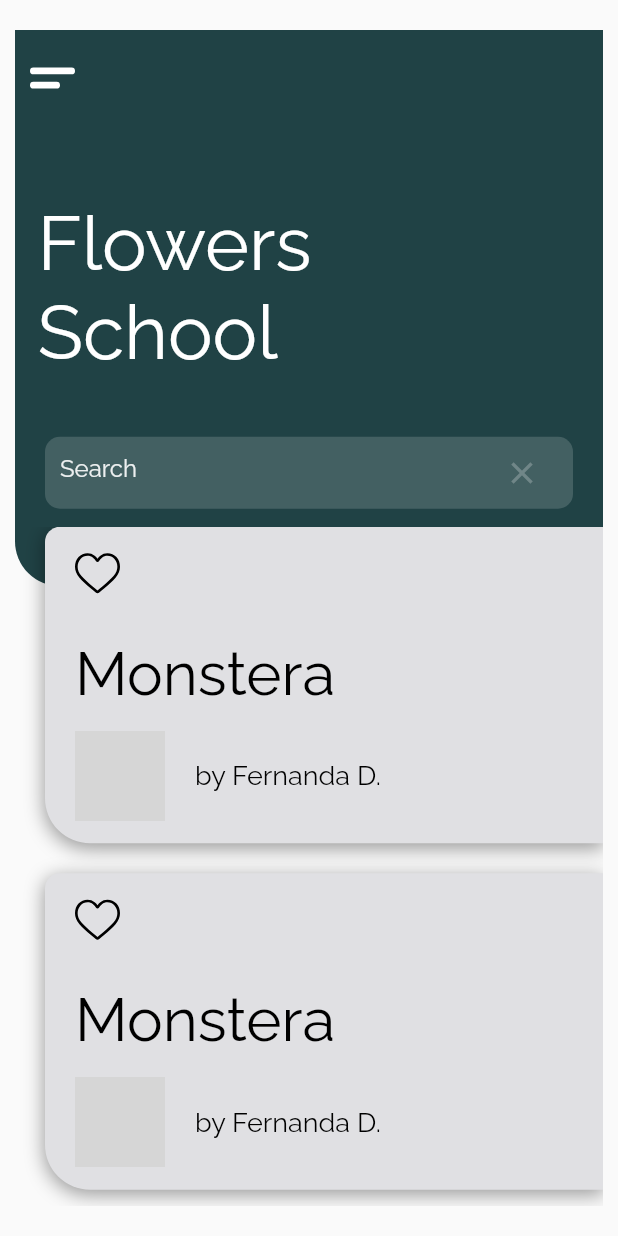
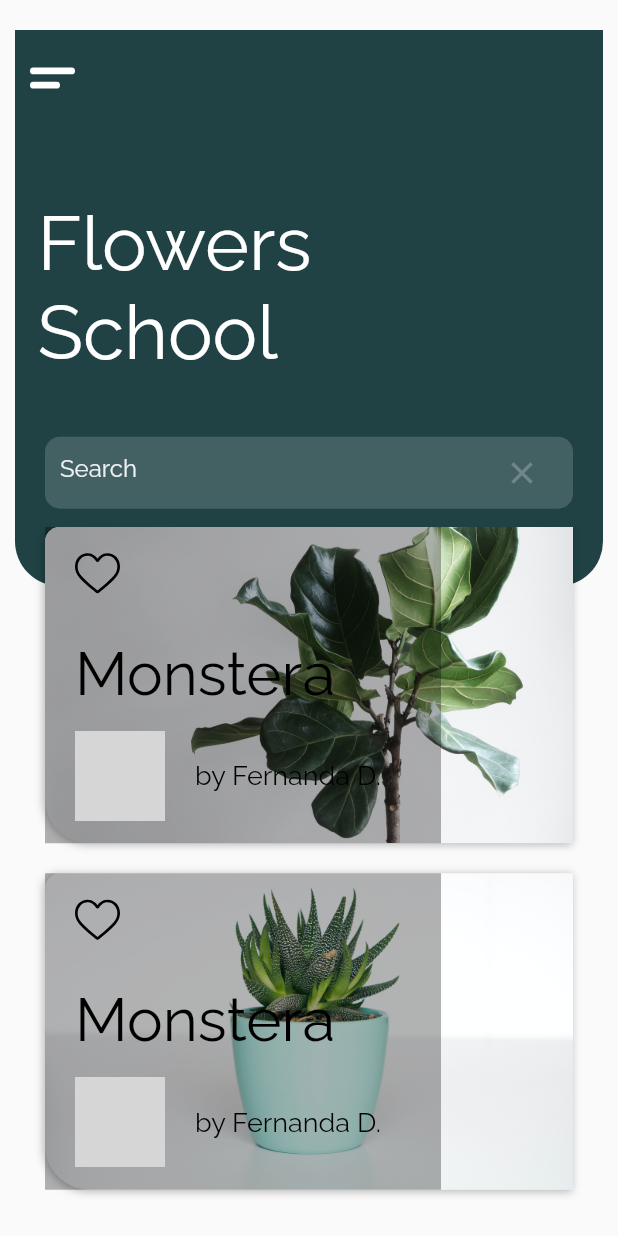
Before and after one commit to fernandasdias/ui_flutter, a Flutter app: the screen it shows after launch, on a phone screen of 412 x 824 dp. Run offline on Flutter 3.47's test engine with Material 2 defaults, Android fonts, the phone set to English and light mode, and no system bars; our stand-ins replace flutter_svg, google_fonts; network calls fail; grey boxes are pictures that could not be loaded.

Commit message:
Work in progress

```diff
--- a/lib/main.dart
+++ b/lib/main.dart
@@ -1,3 +1,4 @@
+import 'dart:io';
 import 'dart:math';
 
 import 'package:flutter/material.dart';
@@ -103,15 +104,31 @@ class _MyHomePageState extends State<MyHomePage> {
                         child: Padding(
                       padding: const EdgeInsets.only(top: 12),
                       child: ListView(children: [
-                        CardWidget(totalWidth: totalWidth),
-                        CardWidget(totalWidth: totalWidth),
-                        CardWidget(totalWidth: totalWidth),
-                        CardWidget(totalWidth: totalWidth),
+                        CardWidget(
+                          totalWidth: totalWidth,
+                          image: 'assets/plant1.jpg',
+                        ),
+                        CardWidget(
+                          totalWidth: totalWidth,
+                          image: 'assets/plant2.jpg',
+                        ),
+                        CardWidget(
+                          totalWidth: totalWidth,
+                          image: 'assets/plants3.jpg',
+                        ),
+                        CardWidget(
+                          totalWidth: totalWidth,
+                          image: 'assets/plants4.jpg',
+                        ),
                       ]),
                     )),
                   ],
                 ),
               ),
+//Photo by <a href="https://unsplash.com/@yaanapi?utm_source=unsplash&utm_medium=referral&utm_content=creditCopyText">Yanapi Senaud</a> on <a href="https://unsplash.com/s/photos/coffee?utm_source=unsplash&utm_medium=referral&utm_content=creditCopyText">Unsplash</a>
+//Photo by <a href="https://unsplash.com/@nate_dumlao?utm_source=unsplash&utm_medium=referral&utm_content=creditCopyText">Nathan Dumlao</a> on <a href="https://unsplash.com/s/photos/coffee?utm_source=unsplash&utm_medium=referral&utm_content=creditCopyText">Unsplash</a>
+//Photo by <a href="https://unsplash.com/@ohmky2540?utm_source=unsplash&utm_medium=referral&utm_content=creditCopyText">Ohmky</a> on <a href="https://unsplash.com/s/photos/coffee?utm_source=unsplash&utm_medium=referral&utm_content=creditCopyText">Unsplash</a>
+//Photo by <a href="https://unsplash.com/@mjsleeper?utm_source=unsplash&utm_medium=referral&utm_content=creditCopyText">Matthew Sleeper</a> on <a href="https://unsplash.com/s/photos/coffee?utm_source=unsplash&utm_medium=referral&utm_content=creditCopyText">Unsplash</a>
 
               // Container(
               //   padding: EdgeInsets.only(top: cardPosition, left: 20),
@@ -153,26 +170,39 @@ class CardWidget extends StatelessWidget {
   const CardWidget({
     Key? key,
     required this.totalWidth,
+    required this.image,
   }) : super(key: key);
   final double totalWidth;
+  final String image;
   @override
   Widget build(BuildContext context) {
     return Container(
       width: totalWidth,
-      margin: EdgeInsets.only(left: 20, bottom: 20),
-      // color: Colors.black12,
+      margin: EdgeInsets.only(left: 20, right: 20, bottom: 20),
       decoration: BoxDecoration(
+          image: DecorationImage(
+            alignment: Alignment.centerRight,
+            image: AssetImage(image),
+            fit: BoxFit.cover,
+          ),
+          // image: DecorationImage(image: FileImage(File(image))),
           color: Styles.cardBackgroundColor,
           boxShadow: [
             BoxShadow(
-              color: Colors.black38,
-              offset: Offset(0, 3),
-              blurRadius: 10,
-              spreadRadius: 0.3,
+              color: Colors.black26,
+              offset: Offset(-1, 1),
+              blurRadius: 4,
+              spreadRadius: 0,
             )
           ],
           borderRadius: BorderRadius.only(
               topLeft: Radius.circular(10), bottomLeft: Radius.circular(30))),
+      child: Row(
+        children: [
+          Expanded(
+            flex: 3,
+            child: Container(
+              color: Colors.black26.withOpacity(0.3),
               child: Column(
                 children: [
                   Container(
@@ -193,7 +223,8 @@ class CardWidget extends StatelessWidget {
                     ),
                   ),
                   Container(
-            margin: EdgeInsets.only(left: 20, top: 15, bottom: 15, right: 0),
+                    margin: EdgeInsets.only(
+                        left: 20, top: 15, bottom: 15, right: 0),
                     alignment: Alignment.centerLeft,
                     // width: 60,
                     // decoration:
@@ -222,6 +253,24 @@ class CardWidget extends StatelessWidget {
                   )
                 ],
               ),
+            ),
+          ),
+          Expanded(
+            flex: 1,
+            child: Container(
+              decoration: BoxDecoration(
+                image: DecorationImage(
+                  alignment: Alignment.centerRight,
+                  image: AssetImage(image),
+                  fit: BoxFit.cover,
+                ),
+              ),
+              // color: Colors.amber,
+              // child: Text('fernanda'),
+            ),
+          ),
+        ],
+      ),
     );
   }
 }
--- a/lib/widgets/search_field.dart
+++ b/lib/widgets/search_field.dart
@@ -2,14 +2,20 @@ import 'package:flutter/material.dart';
 
 import '../styles.dart';
 
-class SearchFieldWidget extends StatelessWidget {
+class SearchFieldWidget extends StatefulWidget {
   const SearchFieldWidget({
     Key? key,
   }) : super(key: key);
 
   @override
+  _SearchFieldWidgetState createState() => _SearchFieldWidgetState();
+}
+
+class _SearchFieldWidgetState extends State<SearchFieldWidget> {
+  @override
   Widget build(BuildContext context) {
     var controller = TextEditingController();
+    bool closeBtn = true;
     return (Container(
       margin: EdgeInsets.symmetric(horizontal: 20),
       padding: EdgeInsets.symmetric(horizontal: 10),
@@ -17,19 +23,35 @@ class SearchFieldWidget extends StatelessWidget {
           color: Colors.white24.withAlpha(40),
           borderRadius: BorderRadius.circular(10)),
       child: TextField(
+        onChanged: (value) {
+          if (value.isNotEmpty && closeBtn == true) {
+            // setState(() {
+            //   print('first');
+            //   closeBtn = false;
+            // });
+          }
+          if (value.isEmpty && closeBtn == false) {
+            // print('second');
+            // setState(() {
+            //   closeBtn = true;
+            // });
+          }
+        },
         style: Styles.textFieldStyle,
         controller: controller,
         decoration: InputDecoration(
           border: InputBorder.none,
           hintText: 'Search',
           hintStyle: Styles.textFieldStyle,
-          suffixIcon: InkWell(
-            onTap: () => controller.clear(),
-            child: Icon(
-              Icons.close,
-              color: Colors.white24,
-            ),
-          ),
+          suffixIcon: closeBtn
+              ? InkWell(
+                  onTap: () => controller.clear(),
+                  child: Icon(
+                    Icons.close,
+                    color: Colors.white24,
+                  ),
+                )
+              : null,
         ),
       ),
     ));
--- a/pubspec.yaml
+++ b/pubspec.yaml
@@ -48,7 +48,8 @@ flutter:
 
   # To add assets to your application, add an assets section, like this:
   assets:
-    - assets/heart.svg
+    # - assets/heart.svg
+    - assets/
   #   - images/a_dot_ham.jpeg
 
   # An image asset can refer to one or more resolution-specific "variants", see
```
Also changed, not shown: assets/coffee1.jpg (added), assets/coffee3.jpg (added), assets/coffee4.jpg (added), assets/coffee5.jpg (added), assets/plant1.jpg (added), assets/plant2.jpg (added), assets/plants3.jpg (added), assets/plants4.jpg (added), 1 other file. Lines whose indentation alone changed are shown as unchanged.
